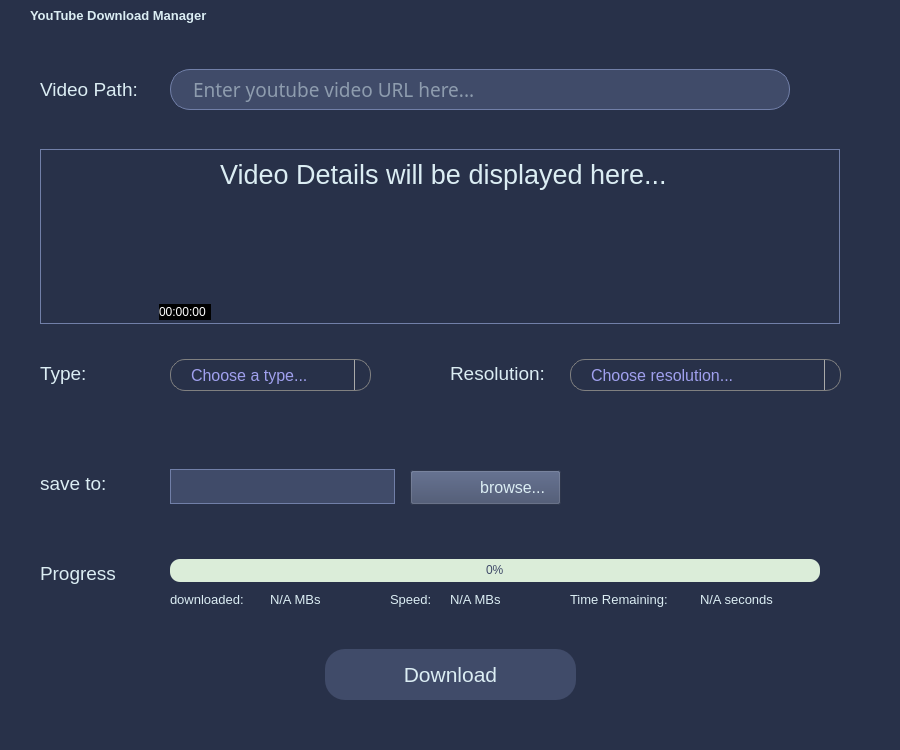
This is youtube.ui in Ahmad-Hamdy/YouTube-Downloader as Qt 5 draws it before an edit. The edited form follows.
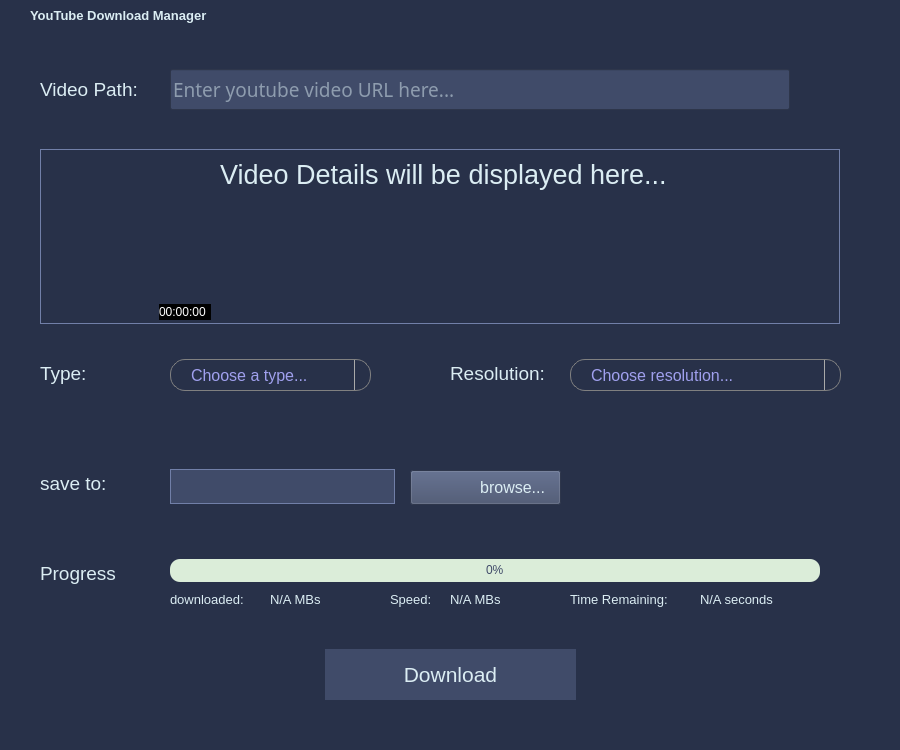
This is the edited form. Icons and pictures are not drawn.

Commit message: Refactor project structure and enhance functionality: - Update .gitignore to exclude unnecessary files - Revise README.md to include detailed features and setup instructions - Implement downloader functionality in downloader.py - Create main application logic in main.py - Update UI components in ui_mainwindow.py and ui_download_complete.py - Add custom styles in style.qss - Remove deprecated youtube.py file

What changed in the file:
```diff
--- a/youtube.ui
+++ b/youtube.ui
@@ -123,12 +123,6 @@
     <property name="statusTip">
      <string>enter video path here...</string>
     </property>
-    <property name="styleSheet">
-     <string notr="true">padding-left: 20px;
-padding-right: 20px;
-border: 1px solid rgb(113, 127, 168);
-border-radius: 20%;</string>
-    </property>
     <property name="placeholderText">
      <string>Enter youtube video URL here...</string>
     </property>
@@ -150,9 +144,6 @@
     <property name="toolTip">
      <string>&lt;html&gt;&lt;head/&gt;&lt;body&gt;&lt;p&gt;&lt;span style=&quot; font-weight:600;&quot;&gt;Click me to download!&lt;/span&gt;&lt;/p&gt;&lt;/body&gt;&lt;/html&gt;</string>
     </property>
-    <property name="styleSheet">
-     <string notr="true">border-radius: 20%;</string>
-    </property>
     <property name="text">
      <string>Download</string>
     </property>
```
Left out of the diff: 2 changed lines with no effect on the pictures. The commit also changes 8 other files.
